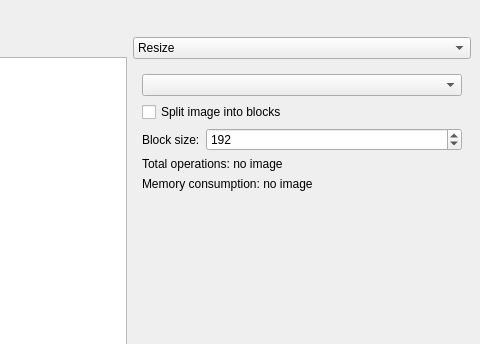
The window that src/windows/ImageUpscalerQt.ui (GRAPHENE9932/ImageUpscalerQt) describes before a commit, drawn with Qt 5; both pictures show x 220 to 700 and y 0 to 344 of the 700 by 521 pixel window.
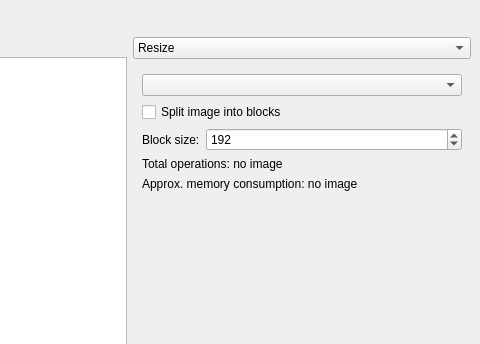
The same window after the commit. The open tabs and pages were chosen to show the change. Icons and pictures are not drawn.

Commit message: Improve the measurement of the futute consumed memory and make it approximate

Diff of the .ui file:
```diff
--- a/src/windows/ImageUpscalerQt.ui
+++ b/src/windows/ImageUpscalerQt.ui
@@ -320,7 +320,7 @@
             <item>
              <widget class="QLabel" name="srcnn_memory_consumption_label">
               <property name="text">
-               <string>Memory consumption: no image</string>
+               <string>Approx. memory consumption: no image</string>
               </property>
              </widget>
             </item>
```
Left out of the diff: 2 changed lines with no effect on the pictures. The commit also changes 3 other files.
